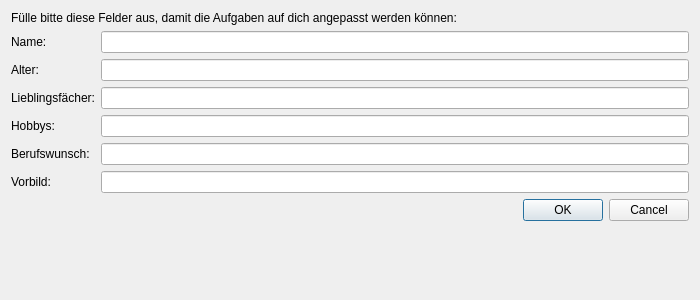
This is learn_java/view/dialog_preferences.ui in amgoebel/masterthesis-learn_java as Qt 5 draws it before an edit. The edited form follows.
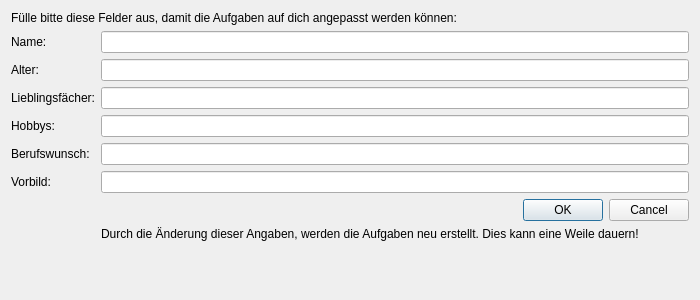
This is the edited form.

```diff
--- a/learn_java/view/dialog_preferences.ui
+++ b/learn_java/view/dialog_preferences.ui
@@ -170,7 +170,14 @@
        </property>
       </widget>
      </item>
-     <item row="7" column="0" colspan="2">
+     <item row="8" column="1">
+      <widget class="QLabel" name="l_note">
+       <property name="text">
+        <string>Durch die Änderung dieser Angaben, werden die Aufgaben neu erstellt. Dies kann eine Weile dauern!</string>
+       </property>
+      </widget>
+     </item>
+     <item row="7" column="1">
       <widget class="QDialogButtonBox" name="buttonBox">
        <property name="orientation">
         <enum>Qt::Horizontal</enum>
```
